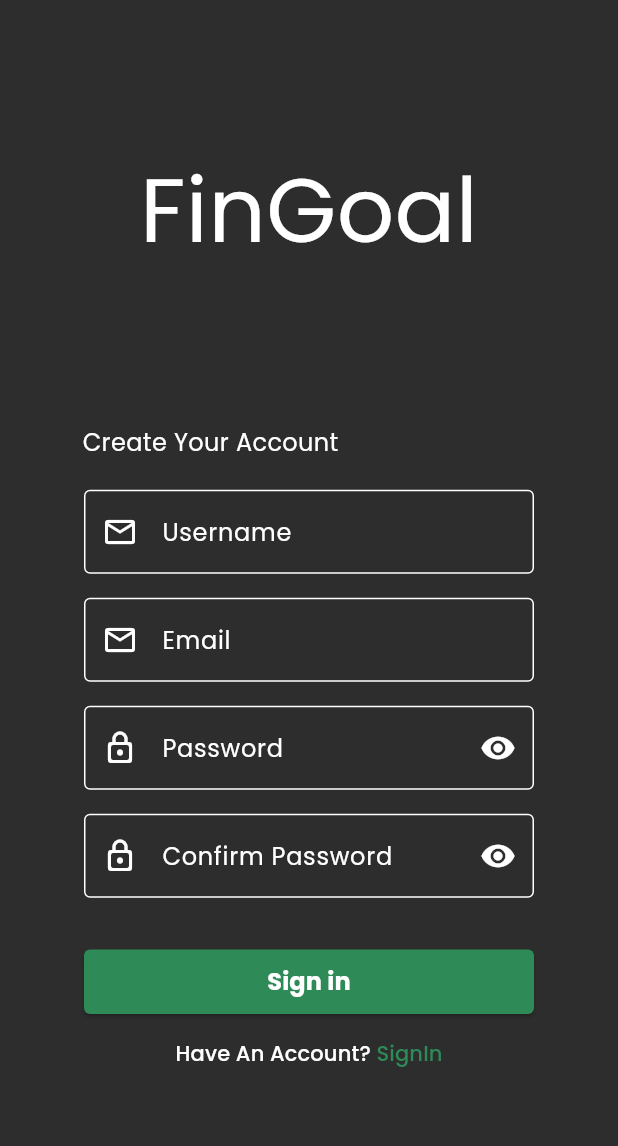
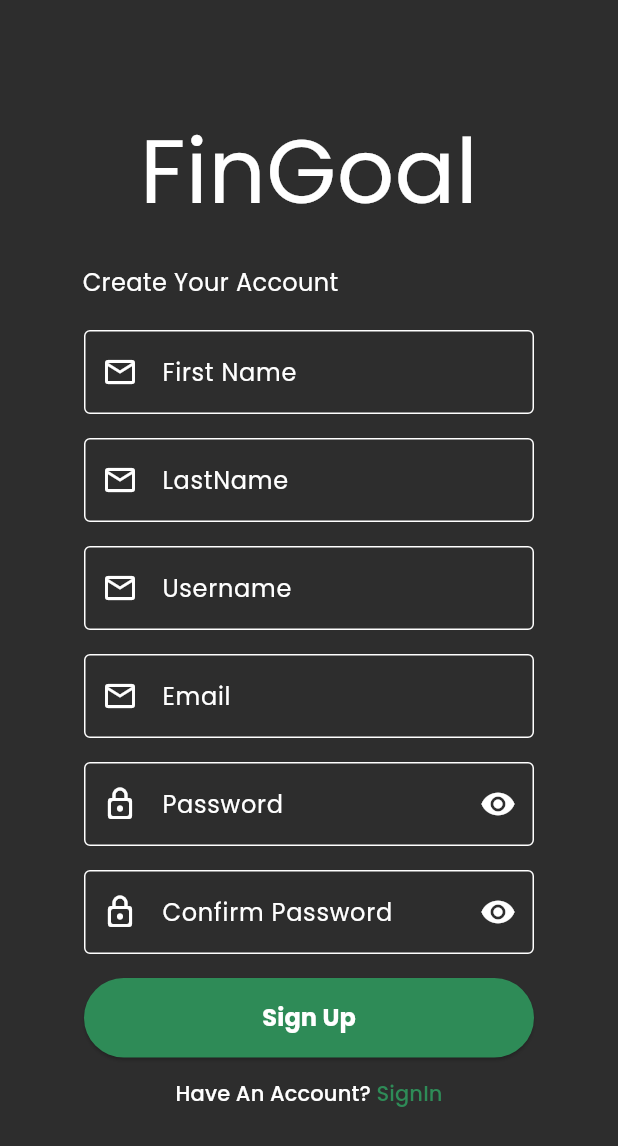
Before and after one commit to Fahrizal0112/FinGoal---Frontend, a Flutter app: the SignupPage screen opened directly, on a phone screen of 412 x 824 dp. Shown: the top 1146 px of the screen. Run offline on Flutter 3.47's test engine with Material 3 defaults, Android fonts, the phone set to English and light mode, and no system bars; our stand-ins replace flutter_secure_storage, google_fonts, lottie; accounts and stored records are empty.

Commit message:
add api signup

```diff
--- a/lib/Sign/signup.dart
+++ b/lib/Sign/signup.dart
@@ -1,3 +1,4 @@
+import 'package:fingoal_frontend/Service/api_service.dart';
 import 'package:fingoal_frontend/Sign/signin.dart';
 import 'package:flutter/material.dart';
 import 'package:google_fonts/google_fonts.dart';
@@ -25,7 +26,7 @@ class SignupPage extends StatelessWidget {
                       ),
                     ),
                     const SizedBox(
-                          height: 100,
+                      height: 20,
                     ),
                     Align(
                       alignment: Alignment.centerLeft,
@@ -55,12 +56,14 @@ class SignupPage extends StatelessWidget {
                     ),
                   ],
                 ),
-                  )));
+              ),
+      ),
+    );
   }
 }
 
 class _FormContent extends StatefulWidget {
-  const _FormContent({super.key});
+  const _FormContent();
 
   @override
   State<_FormContent> createState() => __FormContentState();
@@ -68,8 +71,14 @@ class _FormContent extends StatefulWidget {
 
 class __FormContentState extends State<_FormContent> {
   bool _isPasswordVisible = false;
+  final GlobalKey<FormState> _formKey = GlobalKey<FormState>();
+  final ApiService _apiService = ApiService();
 
-  final GlobalKey<FormState> _formKey = GlobalKey<FormState>();
+  final TextEditingController _firstnameController = TextEditingController();
+  final TextEditingController _lastnameController = TextEditingController();
+  final TextEditingController _usernameController = TextEditingController();
+  final TextEditingController _emailController = TextEditingController();
+  final TextEditingController _passwordController = TextEditingController();
 
   @override
   Widget build(BuildContext context) {
@@ -83,6 +92,79 @@ class __FormContentState extends State<_FormContent> {
             mainAxisAlignment: MainAxisAlignment.center,
             children: [
               TextFormField(
+                controller: _firstnameController,
+                validator: (value) {
+                  if (value == null || value.isEmpty) {
+                    return 'Please enter some text';
+                  }
+                  return null;
+                },
+                decoration: InputDecoration(
+                  iconColor: Colors.white,
+                  labelText: 'First Name',
+                  hintText: 'Enter your First Name',
+                  prefixIcon:
+                      const Icon(Icons.email_outlined, color: Colors.white),
+                  border: const OutlineInputBorder(
+                    borderSide: BorderSide(color: Colors.white),
+                  ),
+                  focusedBorder: const OutlineInputBorder(
+                    borderSide: BorderSide(color: Colors.white),
+                  ),
+                  enabledBorder: const OutlineInputBorder(
+                    borderSide: BorderSide(color: Colors.white),
+                  ),
+                  errorBorder: const OutlineInputBorder(
+                    borderSide: BorderSide(color: Colors.white),
+                  ),
+                  focusedErrorBorder: const OutlineInputBorder(
+                    borderSide: BorderSide(color: Colors.white),
+                  ),
+                  labelStyle: GoogleFonts.poppins(color: Colors.white),
+                  hintStyle: GoogleFonts.poppins(color: Colors.white),
+                ),
+                style: GoogleFonts.poppins(color: Colors.white),
+                cursorColor: Colors.white,
+              ),
+              _gap(),
+              TextFormField(
+                controller: _lastnameController,
+                validator: (value) {
+                  if (value == null || value.isEmpty) {
+                    return 'Please enter some text';
+                  }
+                  return null;
+                },
+                decoration: InputDecoration(
+                  iconColor: Colors.white,
+                  labelText: 'LastName',
+                  hintText: 'Enter your LastName',
+                  prefixIcon:
+                      const Icon(Icons.email_outlined, color: Colors.white),
+                  border: const OutlineInputBorder(
+                    borderSide: BorderSide(color: Colors.white),
+                  ),
+                  focusedBorder: const OutlineInputBorder(
+                    borderSide: BorderSide(color: Colors.white),
+                  ),
+                  enabledBorder: const OutlineInputBorder(
+                    borderSide: BorderSide(color: Colors.white),
+                  ),
+                  errorBorder: const OutlineInputBorder(
+                    borderSide: BorderSide(color: Colors.white),
+                  ),
+                  focusedErrorBorder: const OutlineInputBorder(
+                    borderSide: BorderSide(color: Colors.white),
+                  ),
+                  labelStyle: GoogleFonts.poppins(color: Colors.white),
+                  hintStyle: GoogleFonts.poppins(color: Colors.white),
+                ),
+                style: GoogleFonts.poppins(color: Colors.white),
+                cursorColor: Colors.white,
+              ),
+              _gap(),
+              TextFormField(
+                controller: _usernameController,
                 validator: (value) {
                   if (value == null || value.isEmpty) {
                     return 'Please enter some text';
@@ -118,6 +200,7 @@ class __FormContentState extends State<_FormContent> {
               ),
               _gap(),
               TextFormField(
+                controller: _emailController,
                 validator: (value) {
                   if (value == null || value.isEmpty) {
                     return 'Please enter some text';
@@ -153,6 +236,7 @@ class __FormContentState extends State<_FormContent> {
               ),
               _gap(),
               TextFormField(
+                controller: _passwordController,
                 validator: (value) {
                   if (value == null || value.isEmpty) {
                     return 'Please enter some text';
@@ -167,8 +251,8 @@ class __FormContentState extends State<_FormContent> {
                 decoration: InputDecoration(
                   labelText: 'Password',
                   hintText: 'Enter your password',
-                  prefixIcon:
-                      const Icon(Icons.lock_outline_rounded, color: Colors.white),
+                  prefixIcon: const Icon(Icons.lock_outline_rounded,
+                      color: Colors.white),
                   border: const OutlineInputBorder(
                     borderSide: BorderSide(color: Colors.white),
                   ),
@@ -218,8 +302,8 @@ class __FormContentState extends State<_FormContent> {
                 decoration: InputDecoration(
                   labelText: 'Confirm Password',
                   hintText: 'Confirm your password',
-                  prefixIcon:
-                      const Icon(Icons.lock_outline_rounded, color: Colors.white),
+                  prefixIcon: const Icon(Icons.lock_outline_rounded,
+                      color: Colors.white),
                   border: const OutlineInputBorder(
                     borderSide: BorderSide(color: Colors.white),
                   ),
@@ -254,45 +338,46 @@ class __FormContentState extends State<_FormContent> {
                 cursorColor: Colors.white,
               ),
               _gap(),
-              // CheckboxListTile(
-              //   checkColor: Colors.white,
-              //   activeColor: Colors.white,
-              //   value: _rememberMe,
-              //   onChanged: (value) {
-              //     if (value == null) return;
-              //     setState(() {
-              //       _rememberMe = value;
-              //     });
-              //   },
-              //   title: const Text(
-              //     'Remember me',
-              //     style: TextStyle(color: Colors.white),
-              //   ),
-              //   controlAffinity: ListTileControlAffinity.leading,
-              //   dense: true,
-              //   contentPadding: const EdgeInsets.all(0),
-              // ),
-              _gap(),
               SizedBox(
                 width: double.infinity,
                 child: ElevatedButton(
                   style: ElevatedButton.styleFrom(
                     shape: RoundedRectangleBorder(
-                          borderRadius: BorderRadius.circular(4)),
-                      backgroundColor: const Color.fromARGB(255, 46, 139, 87)),
-                  child: Padding(
-                    padding: const EdgeInsets.all(10.0),
+                      borderRadius: BorderRadius.circular(40),
+                    ),
+                    backgroundColor: const Color.fromARGB(255, 46, 139, 87),
+                    padding: const EdgeInsets.all(15),
+                  ),
+                  onPressed: () async {
+                    debugPrint('test');
+                    if (_formKey.currentState?.validate() == true) {
+                      try {
+                        final response = await _apiService.signup(
+                          _firstnameController.text,
+                          _lastnameController.text,
+                          _usernameController.text,
+                          _emailController.text,
+                          _passwordController.text,
+                        );
+                        Navigator.push(
+                          context,
+                          MaterialPageRoute(
+                              builder: (context) => const SignInPage()),
+                        );
+                      } catch (e) {
+                        // Handle errors (e.g., show an error message)
+                        debugPrint('Signup failed: $e');
+                      }
+                    }
+                  },
                   child: Text(
-                      'Sign in',
+                    'Sign Up',
                     style: GoogleFonts.poppins(
                       fontSize: 16,
-                          fontWeight: FontWeight.bold,
-                          color: const Color.fromARGB(255, 255, 255, 255)),
+                      color: Colors.white,
+                      fontWeight: FontWeight.bold
                     ),
                   ),
-                  onPressed: () {
-                    if (_formKey.currentState?.validate() ?? false) {}
-                  },
                 ),
               ),
               TextButton(
--- a/lib/main.dart
+++ b/lib/main.dart
@@ -1,4 +1,5 @@
 import 'package:fingoal_frontend/Menu/saving.dart';
+import 'package:fingoal_frontend/Sign/signup.dart';
 import 'package:fingoal_frontend/splashscreeen.dart';
 import 'package:flutter/material.dart';
 
@@ -6,7 +7,7 @@
   runApp(
     const MaterialApp(
       debugShowCheckedModeBanner: false,
-      home: Saving(),
+      home: SignupPage(),
     ),
   );
 }
--- a/pubspec.yaml
+++ b/pubspec.yaml
@@ -37,6 +37,8 @@ dependencies:
   cupertino_icons: ^1.0.6
   google_fonts: ^6.2.1
   lottie: ^3.1.2
+  http: ^1.2.2
+  flutter_secure_storage: ^9.2.2
 
 dev_dependencies:
   flutter_test:
```
Also changed, not shown: lib/Service/api_service.dart (+15 -5 lines), lib/Menu/saving.dart (line endings or trailing spaces), pubspec.lock, 5 other files. Lines whose indentation alone changed are shown as unchanged.
